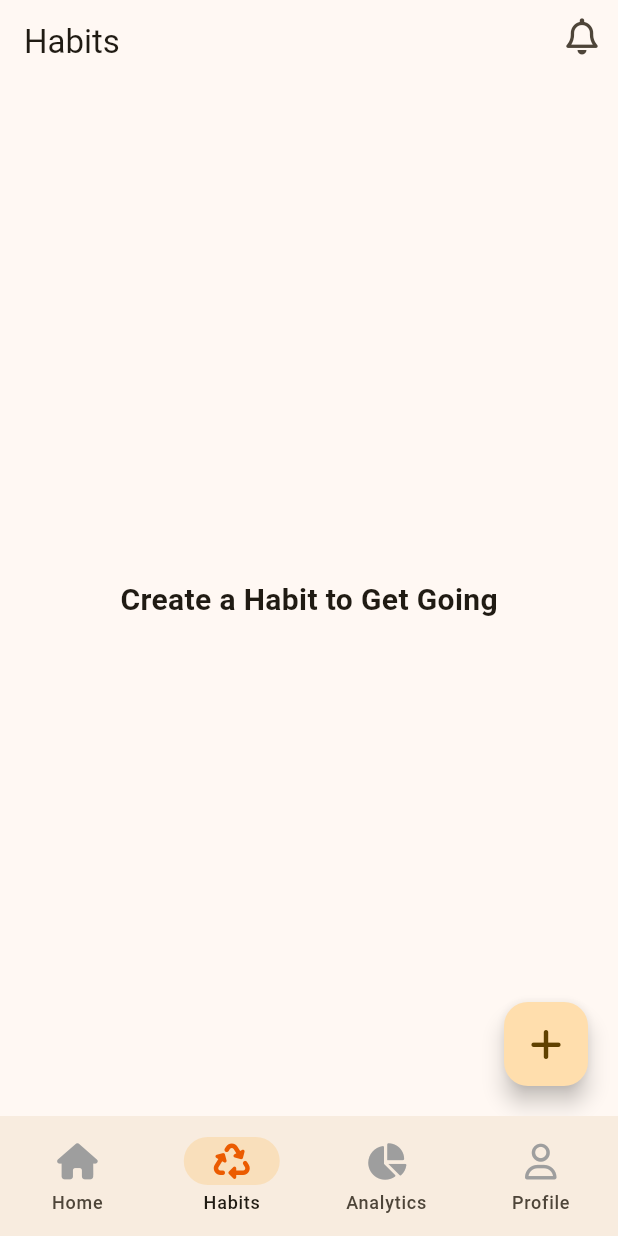
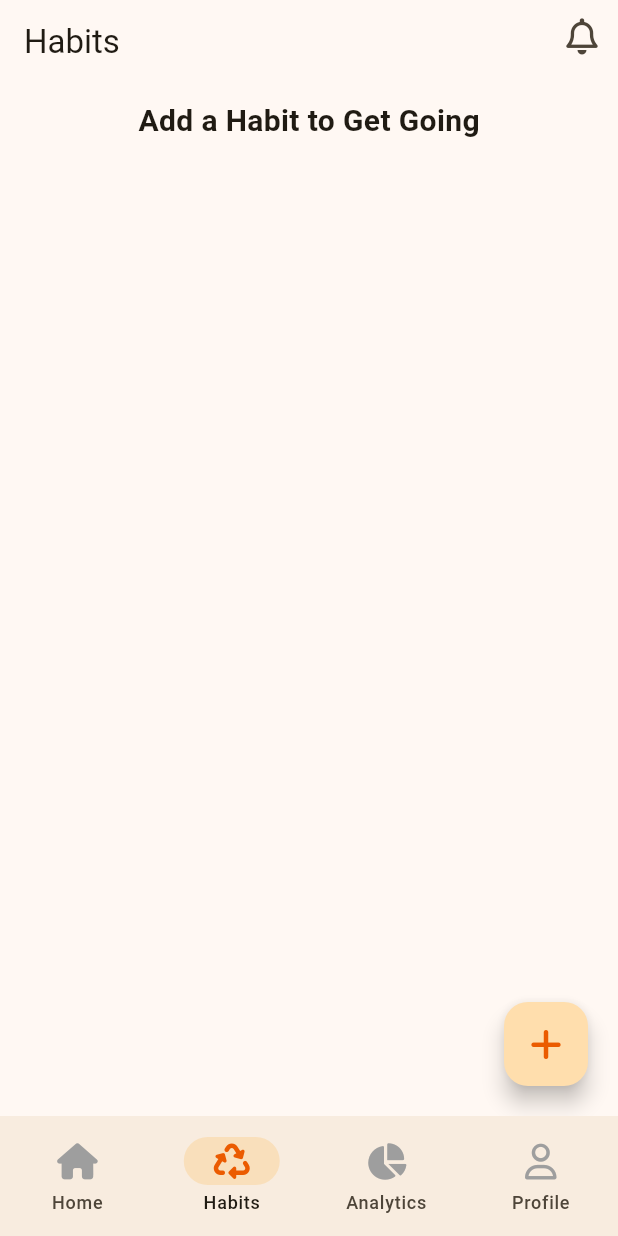
Before and after one commit to conykay/habitit, a Flutter app: the screen it shows once a user with an empty profile is signed in, item 2 of the bottom bar chosen, on a phone screen of 412 x 824 dp. Run offline on Flutter 3.47's test engine with Material 3 defaults, Android fonts, the phone set to English and light mode, and no system bars; our stand-ins replace bloc, cloud_firestore, connectivity_plus, dartz, equatable, firebase_auth and 14 more; accounts and stored records are empty; generated files the repository leaves out were written again; network calls fail.

Commit message:
Refactor: Improve Habits Page UI and State Handling
This commit introduces several improvements to the Habits page, focusing on better user experience during data loading and a cleaner codebase.

Key changes:
- **`lib/presentation/habits/pages/habits_page.dart`:**
    - Added `RefreshIndicator` to allow users to pull-to-refresh the habits list.
    - Improved `HabitsView` state handling:
        - Now uses a `switch` statement for clearer state management (`HabitLoading`, `HabitLoaded`, `HabitError`).
        - When loading, if old data (`state.oldHabits`) is available, it's displayed while new data is fetched, providing a smoother experience.
        - The "Add a Habit to Get Going" message is now wrapped in `SingleChildScrollView` with `AlwaysScrollableScrollPhysics` to ensure it's scrollable and the refresh indicator works even when the list is empty.
    - Updated the text for an empty habit list from "Create a Habit to Get Going" to "Add a Habit to Get Going".
    - Set the `color` of the `FaIcon` in `CreateHabitFloatingButton` to use `Theme.of(context).primaryColor`.
    - Removed an unnecessary `// ignore_for_file: public_member_api_docs, sort_constructors_first` comment.
    - Made `HabitsView` a `const` constructor.
- **`lib/main.dart`:**
    - Optimized `GoRouter` initialization by creating the `_route` instance once instead of inside the `Builder`.
- **`lib/presentation/habits/widget/habits_list_widget.dart`:**
    - Removed an unnecessary `// ignore_for_file: public_member_api_docs, sort_constructors_first` comment.

```diff
--- a/lib/main.dart
+++ b/lib/main.dart
@@ -33,7 +33,9 @@ Future<void> main() async {
 }
 
 class MainApp extends StatelessWidget {
-  const MainApp({super.key});
+  MainApp({super.key});
+
+  final GoRouter _route = AppRouter.getRouter(AuthStateCubit());
 
   @override
   Widget build(BuildContext context) {
@@ -43,9 +45,6 @@ class MainApp extends StatelessWidget {
         BlocProvider(create: (context) => AuthStateCubit()),
       ],
       child: Builder(builder: (context) {
-        final GoRouter _route =
-            AppRouter.getRouter(context.read<AuthStateCubit>());
-
         return BlocBuilder<ThemeCubit, ThemeState>(
           builder: (context, state) {
             return MaterialApp.router(
--- a/lib/presentation/habits/pages/habits_page.dart
+++ b/lib/presentation/habits/pages/habits_page.dart
@@ -1,4 +1,3 @@
-// ignore_for_file: public_member_api_docs, sort_constructors_first
 import 'package:flutter/foundation.dart';
 import 'package:flutter/material.dart';
 import 'package:flutter_bloc/flutter_bloc.dart';
@@ -12,13 +11,16 @@
 import '../widget/habits_list_widget.dart';
 import '../widget/new_habit_modal.dart';
 
-// ignore: must_be_immutable
 class HabitsPage extends StatelessWidget {
   const HabitsPage({super.key});
 
   @override
   Widget build(BuildContext context) {
-    return Center(
+    return RefreshIndicator(
+      onRefresh: () async {
+        context.read<HabitStateCubit>().getHabits();
+      },
+      child: Center(
         child: SizedBox(
           width: MediaQuery.sizeOf(context).width >= 600 ? 400 : null,
           child: Stack(
@@ -28,49 +30,66 @@
             ],
           ),
         ),
+      ),
     );
   }
 }
 
 class HabitsView extends StatelessWidget {
-  HabitsView({
+  const HabitsView({
     super.key,
   });
 
   @override
   Widget build(BuildContext context) {
-    List<HabitEntity>? allHabits;
-
     return Padding(
       padding: const EdgeInsets.symmetric(horizontal: 15, vertical: 10),
       child: BlocBuilder<HabitStateCubit, HabitState>(
         builder: (context, state) {
-          var loading = state is HabitLoading;
-
-          if (state is HabitError) return Center(child: Text(state.message));
-
-          if (state is HabitLoaded) allHabits = state.habits;
-
-          if (allHabits == null) {
+          switch (state) {
+            case HabitLoading():
+              final bool hasData = context.read<HabitStateCubit>().hasData;
+              if (hasData && state.oldHabits != null) {
+                return _buildHabitsView(
+                    allHabits: state.oldHabits!, loading: true);
+              }
+              return const Center(child: CircularProgressIndicator());
+            case HabitLoaded():
+              return _buildHabitsView(allHabits: state.habits);
+            case HabitError():
+              return Center(
+                child: Text(state.message),
+              );
+            default:
               return const Center(child: CircularProgressIndicator());
           }
-          if (allHabits!.isEmpty) {
-            return const Center(
-                child: Text(
-              'Create a Habit to Get Going',
-              style: TextStyle(fontWeight: FontWeight.bold, fontSize: 20),
-            ));
+        },
+      ),
+    );
   }
+
+  Column _buildHabitsView(
+      {required List<HabitEntity> allHabits, bool loading = false}) {
     return Column(
       children: [
         AnimatedContainer(
             duration: Duration(seconds: 1),
             child: loading ? LinearProgressIndicator() : SizedBox()),
-              Expanded(child: HabitsListView(habits: allHabits!)),
+        allHabits.isNotEmpty
+            ? Expanded(child: HabitsListView(habits: allHabits))
+            : Expanded(
+                child: SingleChildScrollView(
+                  physics: AlwaysScrollableScrollPhysics(),
+                  child: const Center(
+                    child: Text(
+                      'Add a Habit to Get Going',
+                      style:
+                          TextStyle(fontWeight: FontWeight.bold, fontSize: 20),
+                    ),
+                  ),
+                ),
+              ),
       ],
-          );
-        },
-      ),
     );
   }
 }
@@ -90,7 +109,10 @@
             onPressed: () {
               _createNewHabit(context);
             },
-            child: FaIcon(FontAwesomeIcons.plus),
+            child: FaIcon(
+              FontAwesomeIcons.plus,
+              color: Theme.of(context).primaryColor,
+            ),
           )),
     );
   }
--- a/lib/presentation/habits/widget/habits_list_widget.dart
+++ b/lib/presentation/habits/widget/habits_list_widget.dart
@@ -1,4 +1,3 @@
-// ignore_for_file: public_member_api_docs, sort_constructors_first
 import 'package:flutter/material.dart';
 import 'package:font_awesome_flutter/font_awesome_flutter.dart';
 import 'package:go_router/go_router.dart';
```
Lines whose indentation alone changed are shown as unchanged.
